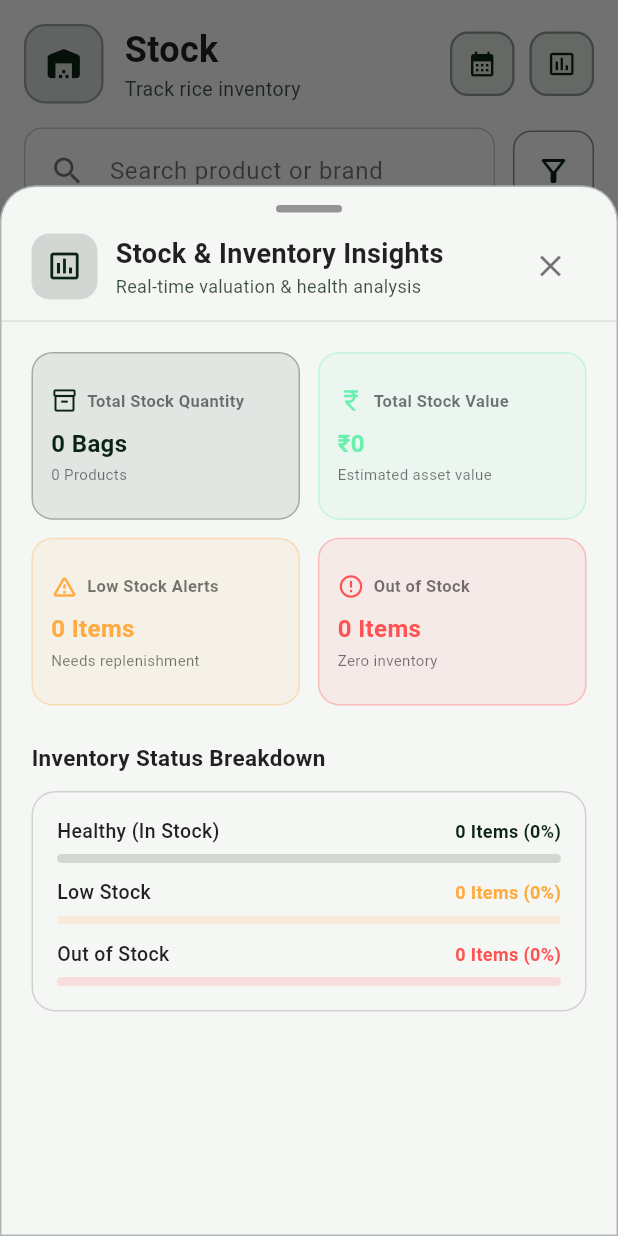
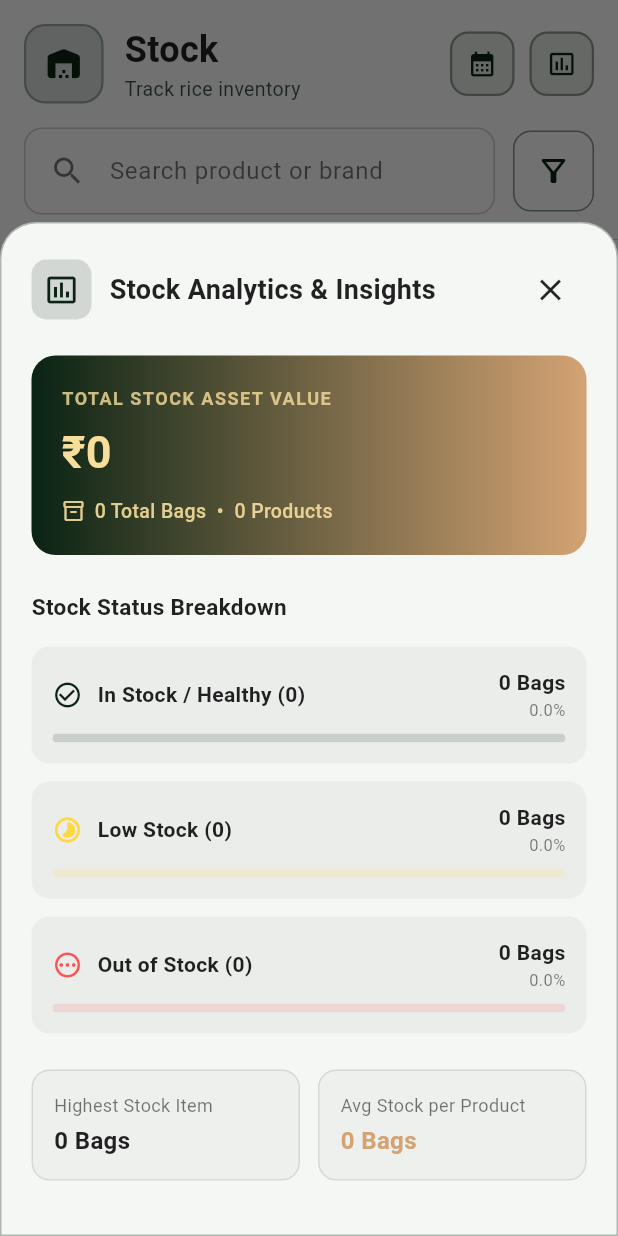
Before and after one commit to Jothimani2704/Rice_Business_WEBB, a Flutter app: the StockListScreen screen opened directly, after a tap on the "insert chart outlined" icon, on a phone screen of 412 x 824 dp. Run offline on Flutter 3.47's test engine with Material 3 defaults, Android fonts, the phone set to English and light mode, and no system bars; our stand-ins replace flutter_secure_storage, image_picker, shared_preferences, shimmer; accounts and stored records are empty; network calls fail.

```diff
--- a/lib/screens/stock/stock_list_screen.dart
+++ b/lib/screens/stock/stock_list_screen.dart
@@ -318,12 +318,39 @@ class _StockListScreenState extends State<StockListScreen> {
         final totalProds = _inventory.length;
         final totalStockBags = _totalBags;
         final totalVal = _stockValue;
-        final lowStock = _lowStockCount;
-        final outOfStock = _outOfStockCount;
-        final inStockCount = totalProds - lowStock - outOfStock;
+        final lowStockCount = _lowStockCount;
+        final outOfStockCount = _outOfStockCount;
+        final inStockCount = totalProds - lowStockCount - outOfStockCount;
+
+        double inStockBags = 0;
+        double lowStockBags = 0;
+        double outOfStockBags = 0;
+
+        double maxStockItemBags = 0;
+        String maxStockItemName = '-';
+
+        for (final p in _inventory) {
+          final stock = (p['currentStock'] as num).toDouble();
+          final minLevel = (p['minimumStockLevel'] as num).toDouble();
+          final name = (p['name'] ?? p['productName'] ?? 'Product').toString();
+
+          if (stock > maxStockItemBags) {
+            maxStockItemBags = stock;
+            maxStockItemName = name;
+          }
+
+          if (stock == 0) {
+            outOfStockBags += stock;
+          } else if (stock <= minLevel) {
+            lowStockBags += stock;
+          } else {
+            inStockBags += stock;
+          }
+        }
+
+        final avgStockBags = totalProds > 0 ? (totalStockBags / totalProds) : 0.0;
 
         return Container(
-          height: MediaQuery.of(context).size.height * 0.85,
           decoration: BoxDecoration(
             color: isDark ? const Color(0xFF161C24) : Theme.of(context).scaffoldBackgroundColor,
             borderRadius: const BorderRadius.vertical(top: Radius.circular(24)),
@@ -331,152 +358,232 @@ class _StockListScreenState extends State<StockListScreen> {
               color: Theme.of(context).colorScheme.primary.withValues(alpha: 0.3),
             ),
           ),
+          padding: const EdgeInsets.all(20),
           child: Column(
+            mainAxisSize: MainAxisSize.min,
+            crossAxisAlignment: CrossAxisAlignment.start,
             children: [
+              // Header
+              Row(
+                mainAxisAlignment: MainAxisAlignment.spaceBetween,
+                children: [
+                  Row(
+                    children: [
+                      Container(
+                        padding: const EdgeInsets.all(8),
+                        decoration: BoxDecoration(
+                          color: Theme.of(context).colorScheme.primary.withValues(alpha: 0.15),
+                          borderRadius: BorderRadius.circular(10),
+                        ),
+                        child: Icon(
+                          Icons.insert_chart_outlined,
+                          color: Theme.of(context).colorScheme.primary,
+                        ),
+                      ),
+                      const SizedBox(width: 12),
+                      Text(
+                        'Stock Analytics & Insights',
+                        style: TextStyle(
+                          fontSize: 18,
+                          fontWeight: FontWeight.bold,
+                          color: Theme.of(context).colorScheme.onSurface,
+                        ),
+                      ),
+                    ],
+                  ),
+                  IconButton(
+                    icon: const Icon(Icons.close),
+                    onPressed: () => Navigator.pop(ctx),
+                  ),
+                ],
+              ),
+              const SizedBox(height: 20),
+
+              // Total Stock Asset Value Card
+              Container(
+                width: double.infinity,
+                padding: const EdgeInsets.all(20),
+                decoration: BoxDecoration(
+                  gradient: LinearGradient(
+                    colors: [
+                      Theme.of(context).colorScheme.primary,
+                      Theme.of(context).colorScheme.secondary,
+                    ],
+                  ),
+                  borderRadius: BorderRadius.circular(16),
+                ),
+                child: Column(
+                  crossAxisAlignment: CrossAxisAlignment.start,
+                  children: [
+                    Text(
+                      'TOTAL STOCK ASSET VALUE',
+                      style: TextStyle(
+                        color: Theme.of(context).colorScheme.onPrimary.withValues(alpha: 0.8),
+                        fontSize: 12,
+                        fontWeight: FontWeight.w600,
+                        letterSpacing: 1,
+                      ),
+                    ),
+                    const SizedBox(height: 6),
+                    Text(
+                      '₹${numFormat.format(totalVal)}',
+                      style: TextStyle(
+                        color: Theme.of(context).colorScheme.onPrimary,
+                        fontSize: 30,
+                        fontWeight: FontWeight.bold,
+                      ),
+                    ),
+                    const SizedBox(height: 8),
+                    Row(
+                      children: [
+                        Icon(
+                          Icons.inventory_2_outlined,
+                          color: Theme.of(context).colorScheme.onPrimary.withValues(alpha: 0.9),
+                          size: 16,
+                        ),
+                        const SizedBox(width: 6),
+                        Text(
+                          '${numFormat.format(totalStockBags)} Total Bags  •  $totalProds Products',
+                          style: TextStyle(
+                            color: Theme.of(context).colorScheme.onPrimary.withValues(alpha: 0.9),
+                            fontSize: 13,
+                            fontWeight: FontWeight.w500,
+                          ),
+                        ),
+                      ],
+                    ),
+                  ],
+                ),
+              ),
+              const SizedBox(height: 24),
+
+              // Stock Status Breakdown
+              Text(
+                'Stock Status Breakdown',
+                style: TextStyle(
+                  fontSize: 15,
+                  fontWeight: FontWeight.bold,
+                  color: Theme.of(context).colorScheme.onSurface,
+                ),
+              ),
+              const SizedBox(height: 16),
+              _buildAnalyticsBreakdownRow(
+                label: 'In Stock / Healthy ($inStockCount)',
+                valueStr: '${numFormat.format(inStockBags)} Bags',
+                amount: inStockBags,
+                totalAmount: totalStockBags > 0 ? totalStockBags : 1,
+                icon: Icons.check_circle_outline,
+                color: Theme.of(context).colorScheme.primary,
+              ),
               const SizedBox(height: 12),
-              Container(
-                width: 44,
-                height: 5,
-                decoration: BoxDecoration(
-                  color: Theme.of(context).colorScheme.outline.withValues(alpha: 0.4),
-                  borderRadius: BorderRadius.circular(10),
-                ),
+              _buildAnalyticsBreakdownRow(
+                label: 'Low Stock ($lowStockCount)',
+                valueStr: '${numFormat.format(lowStockBags)} Bags',
+                amount: lowStockBags,
+                totalAmount: totalStockBags > 0 ? totalStockBags : 1,
+                icon: Icons.timelapse,
+                color: Colors.amberAccent,
               ),
               const SizedBox(height: 12),
-              Padding(
-                padding: const EdgeInsets.symmetric(horizontal: 20.0),
-                child: Row(
-                  children: [
-                    Container(
-                      padding: const EdgeInsets.all(10),
+              _buildAnalyticsBreakdownRow(
+                label: 'Out of Stock ($outOfStockCount)',
+                valueStr: '0 Bags',
+                amount: 0,
+                totalAmount: totalStockBags > 0 ? totalStockBags : 1,
+                icon: Icons.pending_outlined,
+                color: Colors.redAccent,
+              ),
+              const SizedBox(height: 24),
+
+              // Key Metric Cards Row
+              Row(
+                children: [
+                  Expanded(
+                    child: Container(
+                      padding: const EdgeInsets.all(14),
                       decoration: BoxDecoration(
-                        color: Theme.of(context).colorScheme.primary.withValues(alpha: 0.15),
+                        color: isDark
+                            ? Colors.white.withValues(alpha: 0.05)
+                            : Colors.black.withValues(alpha: 0.03),
                         borderRadius: BorderRadius.circular(12),
-                      ),
-                      child: Icon(
-                        Icons.insert_chart_outlined,
-                        color: Theme.of(context).colorScheme.primary,
-                        size: 24,
-                      ),
-                    ),
-                    const SizedBox(width: 12),
-                    Expanded(
+                        border: Border.all(
+                          color: Theme.of(context).colorScheme.onSurface.withValues(alpha: 0.1),
+                        ),
+                      ),
                       child: Column(
                         crossAxisAlignment: CrossAxisAlignment.start,
                         children: [
                           Text(
-                            'Stock & Inventory Insights',
+                            'Highest Stock Item',
                             style: TextStyle(
+                              fontSize: 12,
+                              color: Theme.of(context).colorScheme.outline,
+                            ),
+                          ),
+                          const SizedBox(height: 4),
+                          Text(
+                            '${numFormat.format(maxStockItemBags)} Bags',
+                            style: TextStyle(
+                              fontSize: 16,
+                              fontWeight: FontWeight.bold,
                               color: Theme.of(context).colorScheme.onSurface,
-                              fontSize: 18,
+                            ),
+                            maxLines: 1,
+                            overflow: TextOverflow.ellipsis,
+                          ),
+                          if (maxStockItemName != '-')
+                            Text(
+                              maxStockItemName,
+                              style: TextStyle(
+                                fontSize: 10,
+                                color: Theme.of(context).colorScheme.outline,
+                              ),
+                              maxLines: 1,
+                              overflow: TextOverflow.ellipsis,
+                            ),
+                        ],
+                      ),
+                    ),
+                  ),
+                  const SizedBox(width: 12),
+                  Expanded(
+                    child: Container(
+                      padding: const EdgeInsets.all(14),
+                      decoration: BoxDecoration(
+                        color: isDark
+                            ? Colors.white.withValues(alpha: 0.05)
+                            : Colors.black.withValues(alpha: 0.03),
+                        borderRadius: BorderRadius.circular(12),
+                        border: Border.all(
+                          color: Theme.of(context).colorScheme.onSurface.withValues(alpha: 0.1),
+                        ),
+                      ),
+                      child: Column(
+                        crossAxisAlignment: CrossAxisAlignment.start,
+                        children: [
+                          Text(
+                            'Avg Stock per Product',
+                            style: TextStyle(
+                              fontSize: 12,
+                              color: Theme.of(context).colorScheme.outline,
+                            ),
+                          ),
+                          const SizedBox(height: 4),
+                          Text(
+                            '${numFormat.format(avgStockBags.round())} Bags',
+                            style: TextStyle(
+                              fontSize: 16,
                               fontWeight: FontWeight.bold,
+                              color: Theme.of(context).colorScheme.secondary,
                             ),
                           ),
-                          Text(
-                            'Real-time valuation & health analysis',
-                            style: TextStyle(
-                              color: Theme.of(context).colorScheme.primary.withValues(alpha: 0.8),
-                              fontSize: 12,
-                            ),
-                          ),
                         ],
                       ),
                     ),
-                    IconButton(
-                      icon: Icon(
-                        Icons.close,
-                        color: Theme.of(context).colorScheme.outline,
-                      ),
-                      onPressed: () => Navigator.pop(ctx),
-                    ),
-                  ],
-                ),
-              ),
-              const SizedBox(height: 12),
-              Divider(
-                height: 1,
-                color: Theme.of(context).colorScheme.onSurface.withValues(alpha: 0.1),
-              ),
-              Expanded(
-                child: SingleChildScrollView(
-                  padding: const EdgeInsets.all(20),
-                  child: Column(
-                    crossAxisAlignment: CrossAxisAlignment.start,
-                    children: [
-                      // Overview Grid
-                      GridView.count(
-                        crossAxisCount: 2,
-                        shrinkWrap: true,
-                        physics: const NeverScrollableScrollPhysics(),
-                        crossAxisSpacing: 12,
-                        mainAxisSpacing: 12,
-                        childAspectRatio: 1.6,
-                        children: [
-                          _buildAnalyticsMetricCard(
-                            title: 'Total Stock Quantity',
-                            value: '${numFormat.format(totalStockBags)} Bags',
-                            subtitle: '$totalProds Products',
-                            icon: Icons.inventory_2_outlined,
-                            color: Theme.of(context).colorScheme.primary,
-                          ),
-                          _buildAnalyticsMetricCard(
-                            title: 'Total Stock Value',
-                            value: '₹${numFormat.format(totalVal)}',
-                            subtitle: 'Estimated asset value',
-                            icon: Icons.currency_rupee,
-                            color: Colors.greenAccent,
-                          ),
-                          _buildAnalyticsMetricCard(
-                            title: 'Low Stock Alerts',
-                            value: '$lowStock Items',
-                            subtitle: 'Needs replenishment',
-                            icon: Icons.warning_amber_rounded,
-                            color: Colors.orangeAccent,
-                          ),
-                          _buildAnalyticsMetricCard(
-                            title: 'Out of Stock',
-                            value: '$outOfStock Items',
-                            subtitle: 'Zero inventory',
-                            icon: Icons.error_outline,
-                            color: Colors.redAccent,
-                          ),
-                        ],
-                      ),
-                      const SizedBox(height: 24),
-
-                      // Stock Health Status Ratio
-                      Text(
-                        'Inventory Status Breakdown',
-                        style: TextStyle(
-                          color: Theme.of(context).colorScheme.onSurface,
-                          fontSize: 15,
-                          fontWeight: FontWeight.bold,
-                        ),
-                      ),
-                      const SizedBox(height: 12),
-                      Container(
-                        padding: const EdgeInsets.all(16),
-                        decoration: BoxDecoration(
-                          color: Colors.transparent,
-                          borderRadius: BorderRadius.circular(16),
-                          border: Border.all(
-                            color: Theme.of(context).colorScheme.onSurface.withValues(alpha: 0.15),
-                          ),
-                        ),
-                        child: Column(
-                          children: [
-                            _buildBreakdownRow('Healthy (In Stock)', inStockCount, totalProds, Theme.of(context).colorScheme.primary),
-                            const SizedBox(height: 10),
-                            _buildBreakdownRow('Low Stock', lowStock, totalProds, Colors.orangeAccent),
-                            const SizedBox(height: 10),
-                            _buildBreakdownRow('Out of Stock', outOfStock, totalProds, Colors.redAccent),
-                          ],
-                        ),
-                      ),
-                    ],
-                  ),
-                ),
-              ),
+                  ),
+                ],
+              ),
+              const SizedBox(height: 16),
             ],
           ),
         );
@@ -484,104 +591,77 @@ class _StockListScreenState extends State<StockListScreen> {
     );
   }
 
-  Widget _buildAnalyticsMetricCard({
-    required String title,
-    required String value,
-    required String subtitle,
+  Widget _buildAnalyticsBreakdownRow({
+    required String label,
+    required String valueStr,
+    required double amount,
+    required double totalAmount,
     required IconData icon,
     required Color color,
   }) {
+    final pct = totalAmount > 0 ? (amount / totalAmount).clamp(0.0, 1.0) : 0.0;
+    final pctStr = (pct * 100).toStringAsFixed(1);
+
     return Container(
-      padding: const EdgeInsets.all(12),
+      padding: const EdgeInsets.all(14),
       decoration: BoxDecoration(
-        color: color.withValues(alpha: 0.08),
-        borderRadius: BorderRadius.circular(14),
-        border: Border.all(
-          color: color.withValues(alpha: 0.3),
-        ),
+        color: Theme.of(context).colorScheme.onSurface.withValues(alpha: 0.04),
+        borderRadius: BorderRadius.circular(12),
       ),
       child: Column(
         crossAxisAlignment: CrossAxisAlignment.start,
-        mainAxisAlignment: MainAxisAlignment.center,
         children: [
           Row(
+            mainAxisAlignment: MainAxisAlignment.spaceBetween,
             children: [
-              Icon(icon, color: color, size: 18),
-              const SizedBox(width: 6),
-              Expanded(
-                child: Text(
-                  title,
-                  style: TextStyle(
-                    color: Theme.of(context).colorScheme.outline,
-                    fontSize: 11,
-                    fontWeight: FontWeight.w600,
-                  ),
-                  overflow: TextOverflow.ellipsis,
-                ),
+              Row(
+                children: [
+                  Icon(icon, color: color, size: 20),
+                  const SizedBox(width: 10),
+                  Text(
+                    label,
+                    style: TextStyle(
+                      fontSize: 14,
+                      fontWeight: FontWeight.w600,
+                      color: Theme.of(context).colorScheme.onSurface,
+                    ),
+                  ),
+                ],
+              ),
+              Column(
+                crossAxisAlignment: CrossAxisAlignment.end,
+                children: [
+                  Text(
+                    valueStr,
+                    style: TextStyle(
+                      fontSize: 14,
+                      fontWeight: FontWeight.bold,
+                      color: Theme.of(context).colorScheme.onSurface,
+                    ),
+                  ),
+                  Text(
+                    '$pctStr%',
+                    style: TextStyle(
+                      fontSize: 11,
+                      color: Theme.of(context).colorScheme.outline,
+                    ),
+                  ),
+                ],
               ),
             ],
           ),
           const SizedBox(height: 8),
-          Text(
-            value,
-            style: TextStyle(
+          ClipRRect(
+            borderRadius: BorderRadius.circular(4),
+            child: LinearProgressIndicator(
+              value: pct,
+              backgroundColor: color.withValues(alpha: 0.15),
               color: color,
-              fontSize: 16,
-              fontWeight: FontWeight.bold,
-            ),
-            maxLines: 1,
-            overflow: TextOverflow.ellipsis,
-          ),
-          const SizedBox(height: 2),
-          Text(
-            subtitle,
-            style: TextStyle(
-              color: Theme.of(context).colorScheme.outline,
-              fontSize: 10,
+              minHeight: 6,
             ),
           ),
         ],
       ),
-    );
-  }
-
-  Widget _buildBreakdownRow(String label, int count, int total, Color color) {
-    final pct = total == 0 ? 0.0 : (count / total);
-    return Column(
-      crossAxisAlignment: CrossAxisAlignment.start,
-      children: [
-        Row(
-          mainAxisAlignment: MainAxisAlignment.spaceBetween,
-          children: [
-            Text(
-              label,
-              style: TextStyle(
-                color: Theme.of(context).colorScheme.onSurface,
-                fontSize: 13,
-                fontWeight: FontWeight.w500,
-              ),
-            ),
-            Text(
-              '$count Items (${(pct * 100).toStringAsFixed(0)}%)',
-              style: TextStyle(
-                color: color,
-                fontSize: 12,
-                fontWeight: FontWeight.bold,
-              ),
-            ),
-          ],
-        ),
-        const SizedBox(height: 6),
-        ClipRRect(
-          borderRadius: BorderRadius.circular(4),
-          child: LinearProgressIndicator(
-            value: pct,
-            backgroundColor: color.withValues(alpha: 0.15),
-            color: color,
-            minHeight: 6,
-          ),
-        ),
-      ],
     );
   }
 
```
